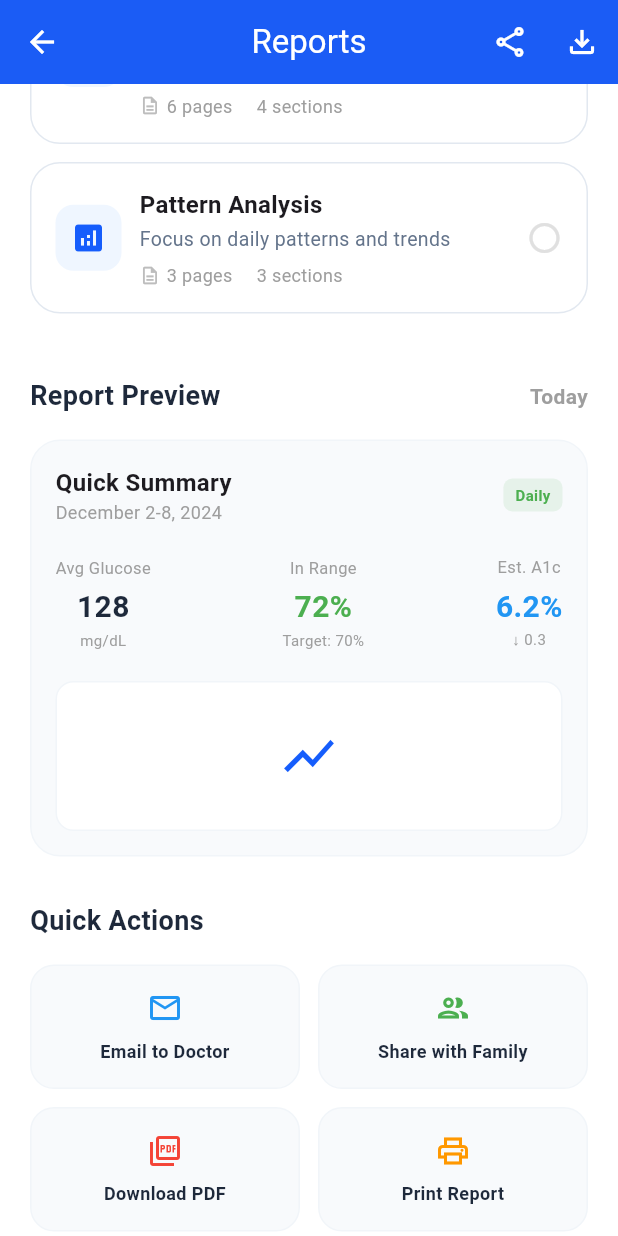
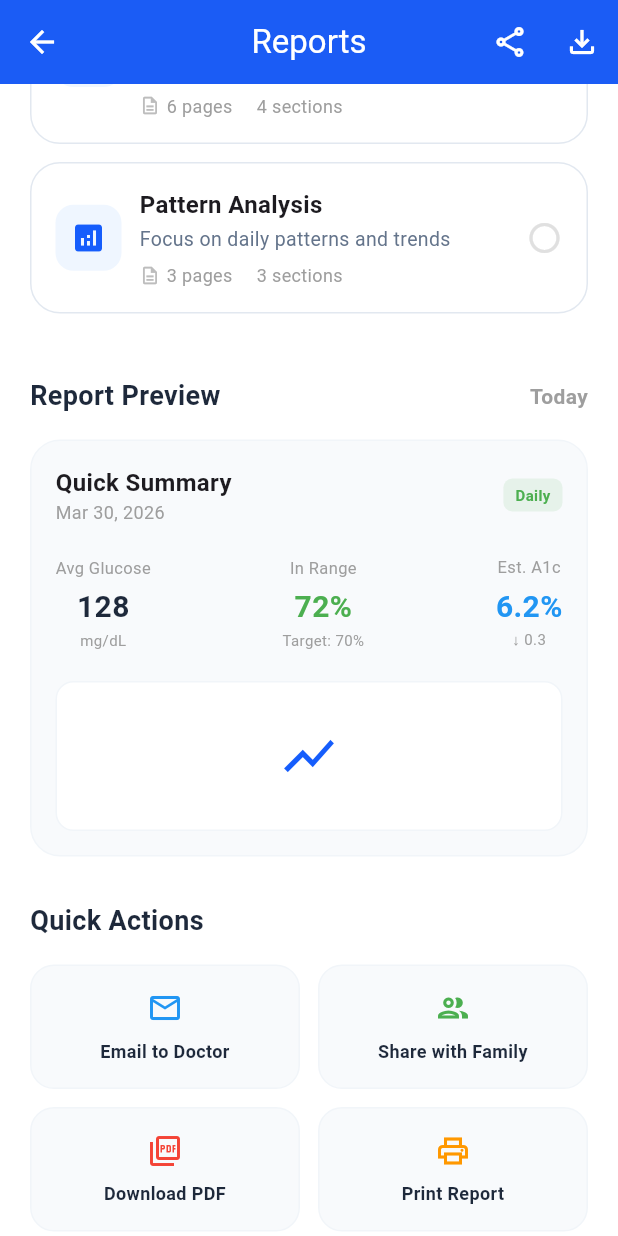
Before and after one commit to IsmailCoder366/Dialens, a Flutter app: the ReportsScreen screen opened directly, scrolled down 576 dp, on a phone screen of 412 x 824 dp. Run offline on Flutter 3.47's test engine with Material 3 defaults, Android fonts, the phone set to English and light mode, and no system bars; our stand-ins replace fl_chart.

Commit message:
report screen further updated

```diff
--- a/lib/features/reports/provider/reports_provider.dart
+++ b/lib/features/reports/provider/reports_provider.dart
@@ -1,4 +1,7 @@
 import 'package:flutter/material.dart';
+import 'dart:convert';
+
+import 'package:intl/intl.dart';
 
 class ReportsProvider extends ChangeNotifier {
   String _selectedPeriod = "Day";
@@ -8,9 +11,30 @@ class ReportsProvider extends ChangeNotifier {
   String get selectedTemplate => _selectedTemplate;
   bool get isDay => _selectedPeriod == "Day";
 
-  String get previewBadge => _selectedPeriod == "Day" ? "Daily" :
-  _selectedPeriod == "Week" ? "Weekly" :
-  _selectedPeriod == "Month" ? "Monthly" : "Quarterly";
+  String get previewBadge {
+    switch (_selectedPeriod) {
+      case "Day": return "Daily";
+      case "Week": return "Weekly";
+      case "Month": return "Monthly";
+      case "3 Months": return "Quarterly";
+      default: return "Daily";
+    }
+  }
+  String get reportDateRange {
+    final now = DateTime.now();
+    final formatter = DateFormat('MMM d, yyyy');
+
+    if (_selectedPeriod == "Day") {
+      return formatter.format(now);
+    } else if (_selectedPeriod == "Week") {
+      final start = now.subtract(const Duration(days: 7));
+      return "${DateFormat('MMM d').format(start)} - ${formatter.format(now)}";
+    } else {
+      // Logic for Month / 3 Months
+      final start = now.subtract(const Duration(days: 30));
+      return "${DateFormat('MMM d').format(start)} - ${formatter.format(now)}";
+    }
+  }
 
   void setPeriod(String period) {
     _selectedPeriod = period;
--- a/lib/features/reports/screen/reports_screen.dart
+++ b/lib/features/reports/screen/reports_screen.dart
@@ -233,18 +233,38 @@ class ReportsScreen extends StatelessWidget {
               Column(
                 crossAxisAlignment: CrossAxisAlignment.start,
                 children: [
-                  Text(provider.selectedTemplate, style: const TextStyle(fontWeight: FontWeight.bold, fontSize: 16)),
-                  const Text("December 2-8, 2024", style: TextStyle(color: Colors.grey, fontSize: 12)),
+                  // Logic: Uses the currently selected template name
+                  Text(
+                      provider.selectedTemplate,
+                      style: const TextStyle(fontWeight: FontWeight.bold, fontSize: 16)
+                  ),
+                  // Logic: Uses the dynamic date range from provider
+                  Text(
+                      provider.reportDateRange,
+                      style: const TextStyle(color: Colors.grey, fontSize: 12)
+                  ),
                 ],
               ),
+              // Badge Logic
               Container(
                 padding: const EdgeInsets.symmetric(horizontal: 8, vertical: 4),
-                decoration: BoxDecoration(color: Colors.green.withOpacity(0.1), borderRadius: BorderRadius.circular(6)),
-                child: Text(provider.isDay ? "Daily" : "Weekly", style: const TextStyle(color: Colors.green, fontWeight: FontWeight.bold, fontSize: 10)),
+                decoration: BoxDecoration(
+                    color: Colors.green.withOpacity(0.1),
+                    borderRadius: BorderRadius.circular(6)
+                ),
+                child: Text(
+                    provider.previewBadge, // Now shows Daily, Weekly, Monthly, etc.
+                    style: const TextStyle(
+                        color: Colors.green,
+                        fontWeight: FontWeight.bold,
+                        fontSize: 10
+                    )
+                ),
               ),
             ],
           ),
           const SizedBox(height: 20),
+          // Keep your stats row as is (you can eventually make these dynamic too)
           const Row(
             mainAxisAlignment: MainAxisAlignment.spaceBetween,
             children: [
@@ -254,6 +274,7 @@ class ReportsScreen extends StatelessWidget {
             ],
           ),
           const SizedBox(height: 20),
+          // Chart Area
           Container(
             height: 100,
             width: double.infinity,
@@ -262,7 +283,9 @@ class ReportsScreen extends StatelessWidget {
               borderRadius: BorderRadius.circular(12),
               border: Border.all(color: const Color(0xFFF1F5F9)),
             ),
-            child: const Center(child: Icon(Icons.show_chart, color: Color(0xFF155DFC), size: 40)),
+            child: const Center(
+                child: Icon(Icons.show_chart, color: Color(0xFF155DFC), size: 40)
+            ),
           ),
         ],
       ),
--- a/pubspec.yaml
+++ b/pubspec.yaml
@@ -36,6 +36,7 @@ dependencies:
   cupertino_icons: ^1.0.8
   provider: ^6.1.5+1
   fl_chart: ^1.2.0
+  intl: ^0.19.0
 
 dev_dependencies:
   flutter_test:
```
Also changed, not shown: pubspec.lock.
